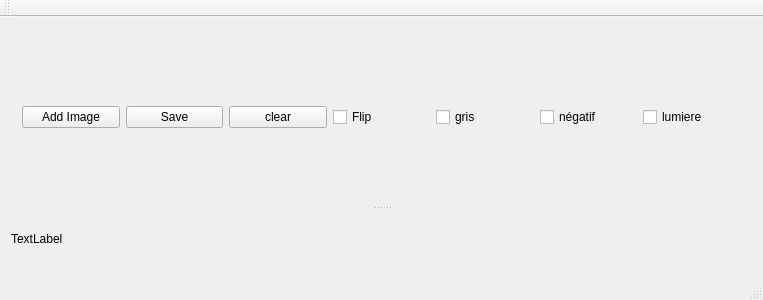
The window that mainwindow.ui (rombiddle/FiltrePlus) describes before a commit, drawn with Qt 5.
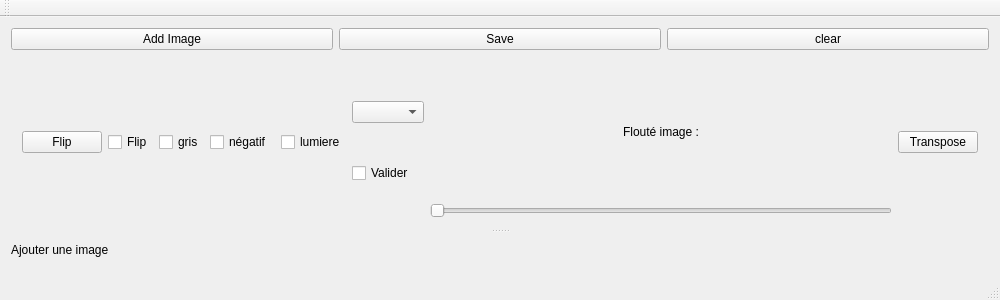
The same window after the commit.

What changed in the file:
```diff
--- a/mainwindow.ui
+++ b/mainwindow.ui
@@ -6,7 +6,7 @@
    <rect>
     <x>0</x>
     <y>0</y>
-    <width>763</width>
+    <width>1000</width>
     <height>300</height>
    </rect>
   </property>
@@ -15,6 +15,31 @@
   </property>
   <widget class="QWidget" name="centralWidget">
    <layout class="QVBoxLayout" name="verticalLayout">
+    <item>
+     <layout class="QHBoxLayout" name="horizontalLayout_3">
+      <item>
+       <widget class="QPushButton" name="addImageButton">
+        <property name="text">
+         <string>Add Image</string>
+        </property>
+       </widget>
+      </item>
+      <item>
+       <widget class="QPushButton" name="saveImageButton">
+        <property name="text">
+         <string>Save</string>
+        </property>
+       </widget>
+      </item>
+      <item>
+       <widget class="QPushButton" name="clearButton">
+        <property name="text">
+         <string>clear</string>
+        </property>
+       </widget>
+      </item>
+     </layout>
+    </item>
     <item>
      <widget class="QSplitter" name="splitter">
       <property name="orientation">
@@ -23,23 +48,9 @@
       <widget class="QWidget" name="layoutWidget">
        <layout class="QHBoxLayout" name="horizontalLayout">
         <item>
-         <widget class="QPushButton" name="addImageButton">
+         <widget class="QPushButton" name="flipPushButton">
           <property name="text">
-           <string>Add Image</string>
-          </property>
-         </widget>
-        </item>
-        <item>
-         <widget class="QPushButton" name="saveImageButton">
-          <property name="text">
-           <string>Save</string>
-          </property>
-         </widget>
-        </item>
-        <item>
-         <widget class="QPushButton" name="clearButton">
-          <property name="text">
-           <string>clear</string>
+           <string>Flip</string>
           </property>
          </widget>
         </item>
@@ -71,11 +82,65 @@
           </property>
          </widget>
         </item>
+        <item>
+         <layout class="QVBoxLayout" name="verticalLayout_2">
+          <item>
+           <widget class="QComboBox" name="comboBox"/>
+          </item>
+          <item>
+           <widget class="QCheckBox" name="valiserColorMapcheckBox">
+            <property name="text">
+             <string>Valider</string>
+            </property>
+           </widget>
+          </item>
+         </layout>
+        </item>
+        <item>
+         <layout class="QVBoxLayout" name="verticalLayout_3">
+          <item>
+           <widget class="QLabel" name="label">
+            <property name="lineWidth">
+             <number>1</number>
+            </property>
+            <property name="text">
+             <string>Flouté image :</string>
+            </property>
+            <property name="scaledContents">
+             <bool>false</bool>
+            </property>
+            <property name="alignment">
+             <set>Qt::AlignCenter</set>
+            </property>
+           </widget>
+          </item>
+          <item>
+           <widget class="QSlider" name="flouHorizontalSlider">
+            <property name="maximum">
+             <number>50</number>
+            </property>
+            <property name="value">
+             <number>0</number>
+            </property>
+            <property name="orientation">
+             <enum>Qt::Horizontal</enum>
+            </property>
+           </widget>
+          </item>
+         </layout>
+        </item>
+        <item>
+         <widget class="QPushButton" name="transposePushButton">
+          <property name="text">
+           <string>Transpose</string>
+          </property>
+         </widget>
+        </item>
        </layout>
       </widget>
       <widget class="QLabel" name="lblImage">
        <property name="text">
-        <string>TextLabel</string>
+        <string>Ajouter une image</string>
        </property>
       </widget>
      </widget>
```
Left out of the diff: 4 changed lines with no effect on the pictures.
